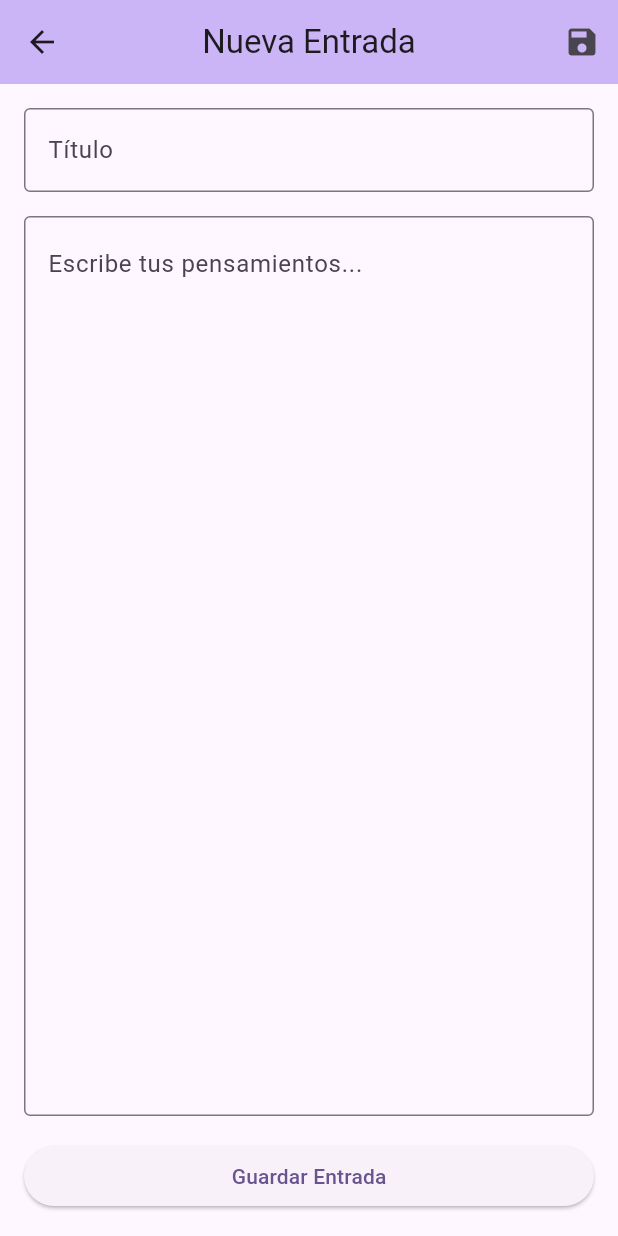
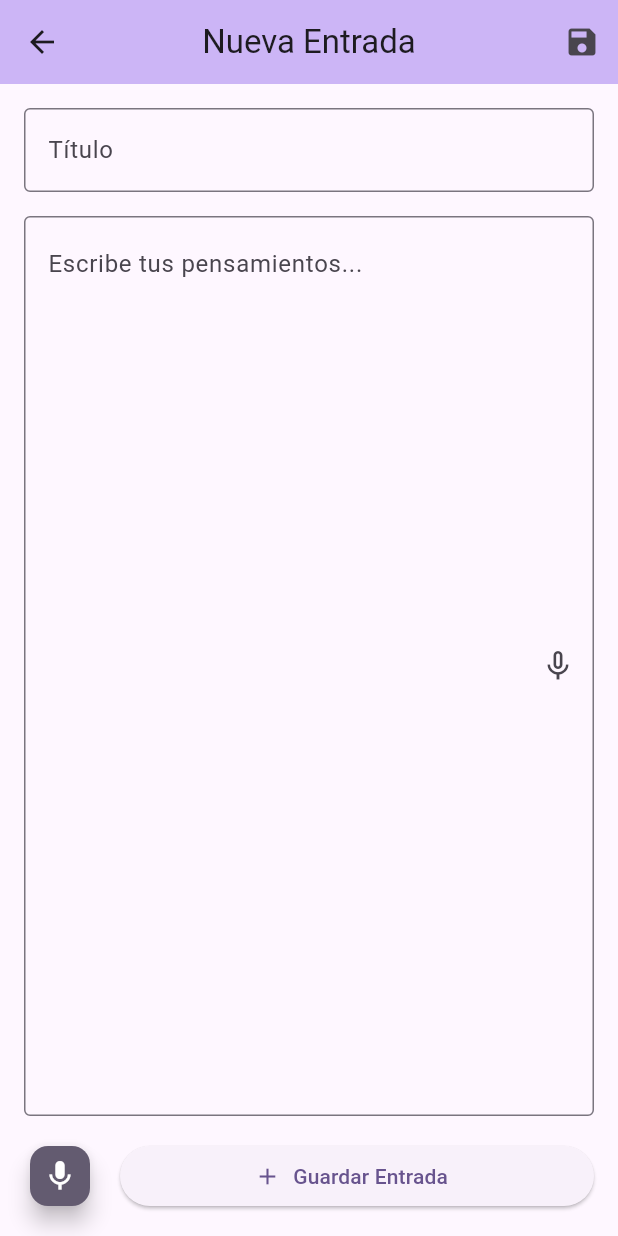
Before and after one commit to cucarraca/diario-flutter, a Flutter app: the NuevaEntradaPage screen opened directly, on a phone screen of 412 x 824 dp. Run offline on Flutter 3.47's test engine with Material 3 defaults, Android fonts, the phone set to English and light mode, and no system bars; our stand-ins replace shared_preferences, speech_to_text; accounts and stored records are empty.

Commit message:
Add comprehensive improvements: editing, voice dictation, and custom icon
Major features added:
✅ EDIT FUNCTIONALITY:
- Edit existing diary entries
- Updated VerEntradaPage with edit button and menu
- Enhanced NuevaEntradaPage to handle both create and edit modes
- Proper navigation flow for editing

✅ VOICE DICTATION:
- Added speech_to_text dependency
- Voice-to-text functionality in entry creation/editing
- Visual feedback with microphone icons and listening indicator
- Spanish language support (es_ES)
- Start/stop controls with floating action button
- Text appending functionality

✅ CUSTOM APP ICON:
- Created custom diary-themed icon with book design
- Added flutter_launcher_icons for automatic icon generation
- Generated icons for Android, iOS, and Web platforms
- Professional diary book design with text lines and pen

✅ UI IMPROVEMENTS:
- Better form validation and user feedback
- Enhanced editing interface with clear visual cues
- Professional icon integration
- Improved user experience flow

Technical improvements:
- Updated pubspec.yaml with new dependencies
- Added assets configuration
- Generated launcher icons for all platforms
- Enhanced navigation patterns
- Better state management for editing flow

```diff
--- a/lib/main.dart
+++ b/lib/main.dart
@@ -3,6 +3,7 @@ import 'package:shared_preferences/shared_preferences.dart';
 import 'dart:convert';
 import 'package:crypto/crypto.dart';
 import 'dart:typed_data';
+import 'package:speech_to_text/speech_to_text.dart' as stt;
 
 void main() {
   runApp(const DiarioApp());
@@ -643,8 +644,8 @@ class _HomePageState extends State<HomePage> {
     }
   }
 
-  void _verEntrada(EntradaDiario entrada) {
-    Navigator.push(
+  void _verEntrada(EntradaDiario entrada) async {
+    final resultado = await Navigator.push(
       context,
       MaterialPageRoute(
         builder: (context) => VerEntradaPage(
@@ -654,6 +655,11 @@ class _HomePageState extends State<HomePage> {
         ),
       ),
     );
+
+    // Si se editó la entrada, actualizar la lista
+    if (resultado != null && resultado is EntradaDiario) {
+      _editarEntrada(entrada, resultado);
+    }
   }
 
   Future<void> _borrarEntrada(EntradaDiario entrada) async {
@@ -1003,7 +1009,9 @@ class _HomePageState extends State<HomePage> {
 }
 
 class NuevaEntradaPage extends StatefulWidget {
-  const NuevaEntradaPage({super.key});
+  final EntradaDiario? entradaParaEditar;
+
+  const NuevaEntradaPage({super.key, this.entradaParaEditar});
 
   @override
   State<NuevaEntradaPage> createState() => _NuevaEntradaPageState();
@@ -1013,14 +1021,76 @@ class _NuevaEntradaPageState extends State<NuevaEntradaPage> {
   final _tituloController = TextEditingController();
   final _contenidoController = TextEditingController();
   final _formKey = GlobalKey<FormState>();
+  late stt.SpeechToText _speech;
+  bool _isListening = false;
+  bool _speechEnabled = false;
+
+  @override
+  void initState() {
+    super.initState();
+    _speech = stt.SpeechToText();
+    _initSpeech();
+
+    // Si estamos editando, llenar los campos
+    if (widget.entradaParaEditar != null) {
+      _tituloController.text = widget.entradaParaEditar!.titulo;
+      _contenidoController.text = widget.entradaParaEditar!.contenido;
+    }
+  }
+
+  void _initSpeech() async {
+    _speechEnabled = await _speech.initialize();
+    setState(() {});
+  }
+
+  void _startListening() async {
+    if (_speechEnabled && !_isListening) {
+      await _speech.listen(
+        onResult: (result) {
+          setState(() {
+            String currentText = _contenidoController.text;
+            String spokenText = result.recognizedWords;
+
+            // Si ya hay texto, agregar un espacio antes del nuevo texto
+            if (currentText.isNotEmpty && !currentText.endsWith(' ')) {
+              currentText += ' ';
+            }
+
+            _contenidoController.text = currentText + spokenText;
+            _contenidoController.selection = TextSelection.fromPosition(
+              TextPosition(offset: _contenidoController.text.length),
+            );
+          });
+        },
+        listenFor: const Duration(seconds: 30),
+        pauseFor: const Duration(seconds: 3),
+        partialResults: true,
+        localeId: 'es_ES', // Español
+        cancelOnError: true,
+        listenMode: stt.ListenMode.confirmation,
+      );
+      setState(() {
+        _isListening = true;
+      });
+    }
+  }
+
+  void _stopListening() async {
+    await _speech.stop();
+    setState(() {
+      _isListening = false;
+    });
+  }
 
   void _guardarEntrada() {
     if (_formKey.currentState!.validate()) {
+      bool isEditing = widget.entradaParaEditar != null;
+
       final nuevaEntrada = EntradaDiario(
-        id: DateTime.now().millisecondsSinceEpoch.toString(),
+        id: isEditing ? widget.entradaParaEditar!.id : DateTime.now().millisecondsSinceEpoch.toString(),
         titulo: _tituloController.text,
         contenido: _contenidoController.text,
-        fecha: DateTime.now(),
+        fecha: isEditing ? widget.entradaParaEditar!.fecha : DateTime.now(),
       );
       Navigator.pop(context, nuevaEntrada);
     }
@@ -1028,9 +1098,11 @@ class _NuevaEntradaPageState extends State<NuevaEntradaPage> {
 
   @override
   Widget build(BuildContext context) {
+    bool isEditing = widget.entradaParaEditar != null;
+
     return Scaffold(
       appBar: AppBar(
-        title: const Text('Nueva Entrada'),
+        title: Text(isEditing ? 'Editar Entrada' : 'Nueva Entrada'),
         backgroundColor: Theme.of(context).colorScheme.inversePrimary,
         actions: [
           IconButton(
@@ -1051,6 +1123,7 @@ class _NuevaEntradaPageState extends State<NuevaEntradaPage> {
                   labelText: 'Título',
                   border: OutlineInputBorder(),
                 ),
+                textCapitalization: TextCapitalization.sentences,
                 validator: (value) {
                   if (value == null || value.isEmpty) {
                     return 'Por favor ingresa un título';
@@ -1060,16 +1133,29 @@ class _NuevaEntradaPageState extends State<NuevaEntradaPage> {
               ),
               const SizedBox(height: 16),
               Expanded(
-                child: TextFormField(
+                child: Stack(
+                  children: [
+                    TextFormField(
                       controller: _contenidoController,
-                  decoration: const InputDecoration(
+                      decoration: InputDecoration(
                         labelText: 'Escribe tus pensamientos...',
-                    border: OutlineInputBorder(),
+                        border: const OutlineInputBorder(),
                         alignLabelWithHint: true,
+                        suffixIcon: _speechEnabled
+                          ? IconButton(
+                              onPressed: _isListening ? _stopListening : _startListening,
+                              icon: Icon(
+                                _isListening ? Icons.mic : Icons.mic_none,
+                                color: _isListening ? Colors.red : null,
+                              ),
+                              tooltip: _isListening ? 'Parar dictado' : 'Iniciar dictado de voz',
+                            )
+                          : null,
                       ),
                       maxLines: null,
                       expands: true,
                       textAlignVertical: TextAlignVertical.top,
+                      textCapitalization: TextCapitalization.sentences,
                       validator: (value) {
                         if (value == null || value.isEmpty) {
                           return 'Por favor escribe algo en tu entrada';
@@ -1077,14 +1163,56 @@ class _NuevaEntradaPageState extends State<NuevaEntradaPage> {
                         return null;
                       },
                     ),
+                    if (_isListening)
+                      Positioned(
+                        bottom: 16,
+                        right: 16,
+                        child: Container(
+                          padding: const EdgeInsets.symmetric(horizontal: 12, vertical: 8),
+                          decoration: BoxDecoration(
+                            color: Colors.red.withOpacity(0.9),
+                            borderRadius: BorderRadius.circular(20),
+                          ),
+                          child: const Row(
+                            mainAxisSize: MainAxisSize.min,
+                            children: [
+                              Icon(Icons.mic, color: Colors.white, size: 16),
+                              SizedBox(width: 4),
+                              Text(
+                                'Escuchando...',
+                                style: TextStyle(color: Colors.white, fontSize: 12),
+                              ),
+                            ],
+                          ),
+                        ),
+                      ),
+                  ],
+                ),
               ),
               const SizedBox(height: 16),
-              SizedBox(
-                width: double.infinity,
-                child: ElevatedButton(
+              Row(
+                children: [
+                  if (_speechEnabled) ...[
+                    FloatingActionButton(
+                      onPressed: _isListening ? _stopListening : _startListening,
+                      backgroundColor: _isListening ? Colors.red : Theme.of(context).colorScheme.secondary,
+                      heroTag: "voice",
+                      mini: true,
+                      child: Icon(
+                        _isListening ? Icons.stop : Icons.mic,
+                        color: Colors.white,
+                      ),
+                    ),
+                    const SizedBox(width: 16),
+                  ],
+                  Expanded(
+                    child: ElevatedButton.icon(
                       onPressed: _guardarEntrada,
-                  child: const Text('Guardar Entrada'),
+                      icon: Icon(isEditing ? Icons.save : Icons.add),
+                      label: Text(isEditing ? 'Guardar Cambios' : 'Guardar Entrada'),
                     ),
+                  ),
+                ],
               ),
             ],
           ),
@@ -1124,13 +1252,30 @@ class VerEntradaPage extends StatelessWidget {
         ),
         backgroundColor: Theme.of(context).colorScheme.inversePrimary,
         actions: [
+          IconButton(
+            icon: const Icon(Icons.edit),
+            onPressed: () => _editarEntrada(context),
+            tooltip: 'Editar entrada',
+          ),
           PopupMenuButton<String>(
             onSelected: (String value) {
-              if (value == 'delete') {
+              if (value == 'edit') {
+                _editarEntrada(context);
+              } else if (value == 'delete') {
                 _confirmarEliminar(context);
               }
             },
             itemBuilder: (BuildContext context) => [
+              const PopupMenuItem<String>(
+                value: 'edit',
+                child: Row(
+                  children: [
+                    Icon(Icons.edit),
+                    SizedBox(width: 8),
+                    Text('Editar'),
+                  ],
+                ),
+              ),
               const PopupMenuItem<String>(
                 value: 'delete',
                 child: Row(
@@ -1178,11 +1323,24 @@ class VerEntradaPage extends StatelessWidget {
         ),
       ),
       floatingActionButton: FloatingActionButton(
-        onPressed: () => _confirmarEliminar(context),
-        backgroundColor: Colors.red,
-        child: const Icon(Icons.delete, color: Colors.white),
+        onPressed: () => _editarEntrada(context),
+        child: const Icon(Icons.edit),
       ),
     );
+  }
+
+  void _editarEntrada(BuildContext context) async {
+    final entradaEditada = await Navigator.push(
+      context,
+      MaterialPageRoute(
+        builder: (context) => NuevaEntradaPage(entradaParaEditar: entrada),
+      ),
+    );
+
+    if (entradaEditada != null) {
+      onEdit(entradaEditada);
+      Navigator.pop(context, entradaEditada); // Regresar a la lista con la entrada editada
+    }
   }
 
   void _confirmarEliminar(BuildContext context) {
```
Also changed, not shown: pubspec.yaml (+14 -3 lines), assets/icons/diary_icon.png (added), assets/icons/diary_icon.svg (added), pubspec.lock, 37 other files. Lines whose indentation alone changed are shown as unchanged.
